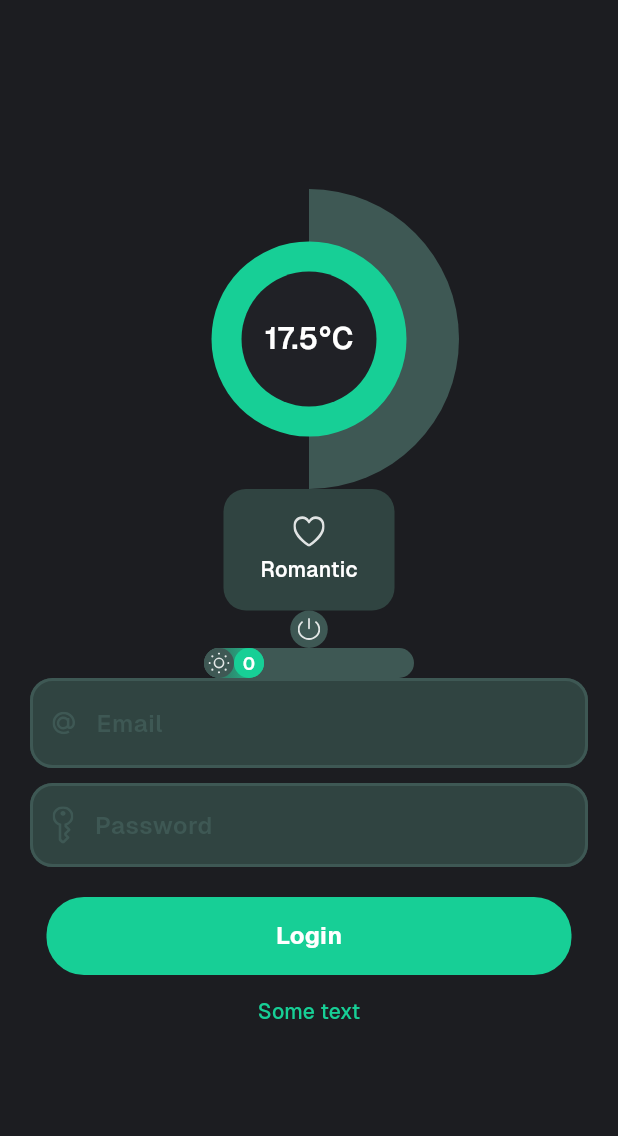
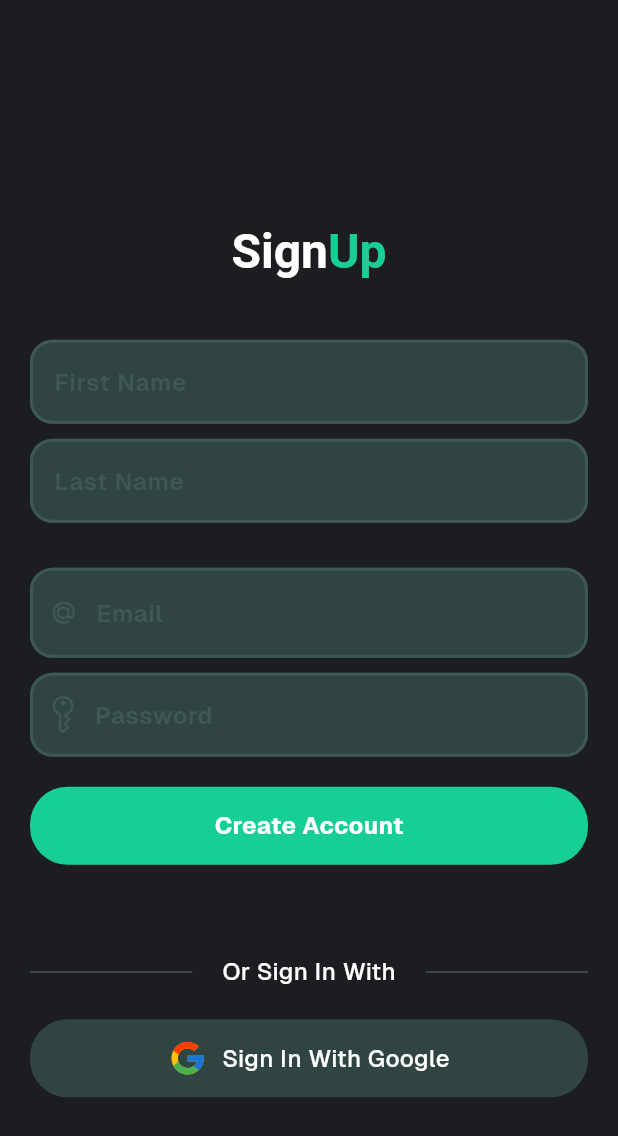
Before and after one commit to palp1ix/Smart-Hotel-App, a Flutter app: the screen it shows after launch, on a phone screen of 412 x 824 dp. Shown: the top 1136 px of the screen. Run offline on Flutter 3.47's test engine with Material 3 defaults, Android fonts, the phone set to English and light mode, and no system bars; our stand-ins replace auto_route, flutter_blue_plus, flutter_svg; statements that could not run were skipped.

```diff
--- a/lib/core/icons/icons.dart
+++ b/lib/core/icons/icons.dart
@@ -1,4 +1,5 @@
 class AppIcons {
   static String key = "assets/icons/key.svg";
   static String atSymbol = "assets/icons/at_symbol.svg";
+  static String google = "assets/icons/google.svg";
 }
--- /dev/null
+++ b/lib/core/widgets/auth_divider.dart
@@ -0,0 +1,21 @@
+import 'package:flutter/material.dart';
+import 'package:smart_hotel_app/core/colors/colors.dart';
+import 'package:smart_hotel_app/core/fonts/fonts.dart';
+
+class AuthDivider extends StatelessWidget {
+  const AuthDivider({super.key});
+
+  @override
+  Widget build(BuildContext context) {
+    return Row(
+      crossAxisAlignment: CrossAxisAlignment.center,
+      children: [
+        Expanded(child: Divider(color: AppColors.onContainer, height: 2)),
+        SizedBox(width: 20),
+        getGeistText('Or Sign In With', weight: 500, size: 16),
+        SizedBox(width: 20),
+        Expanded(child: Divider(color: AppColors.onContainer, height: 2)),
+      ],
+    );
+  }
+}
--- a/lib/core/widgets/hotel_primary_button.dart
+++ b/lib/core/widgets/hotel_primary_button.dart
@@ -8,32 +8,37 @@ class HotelPrimaryButton extends StatelessWidget {
     required this.title,
     this.color,
     this.icon,
+    required this.onPressed,
   });
 
   final String title;
   final Color? color;
   final Widget? icon;
+  final VoidCallback onPressed;
 
   @override
   Widget build(BuildContext context) {
-    return Container(
+    return GestureDetector(
+      onTap: onPressed,
+      child: Container(
         decoration: BoxDecoration(
           color: color ?? AppColors.main,
           borderRadius: BorderRadius.circular(25),
         ),
         height: 52,
         width: double.infinity,
-      margin: EdgeInsets.symmetric(horizontal: 31),
         child: icon != null ? _buildWithIcon() : _buildWithoutIcon(),
+      ),
     );
   }
 
   Widget _buildWithIcon() {
     return Row(
+      mainAxisAlignment: MainAxisAlignment.center,
       children: [
         icon!,
-        SizedBox(width: 5),
-        getGeistText(title, weight: 700, size: 16),
+        SizedBox(width: 10),
+        getGeistText(title, weight: 500, size: 16),
       ],
     );
   }
--- a/lib/core/widgets/hotel_text_button.dart
+++ b/lib/core/widgets/hotel_text_button.dart
@@ -19,10 +19,11 @@ class HotelTextButton extends StatelessWidget {
       onPressed: onPressed,
       style: ButtonStyle(
         foregroundColor: WidgetStatePropertyAll(textColor ?? AppColors.main),
+        overlayColor: WidgetStatePropertyAll(Colors.transparent),
       ),
       child: Text(
         text,
-        style: TextStyle(fontVariations: [FontVariation('wght', 500)]),
+        style: TextStyle(fontVariations: [FontVariation('wght', 600)]),
       ),
     );
   }
--- a/lib/core/widgets/hotel_text_field.dart
+++ b/lib/core/widgets/hotel_text_field.dart
@@ -8,11 +8,13 @@ class HotelTextField extends StatefulWidget {
     required this.controller,
     required this.hintText,
     this.prefixIconPath,
+    this.obscureText = false,
   });
 
   final TextEditingController controller;
   final String hintText;
   final String? prefixIconPath;
+  final bool obscureText;
 
   @override
   State<HotelTextField> createState() => _HotelTextFieldState();
@@ -27,6 +29,7 @@ class _HotelTextFieldState extends State<HotelTextField> {
       constraints: BoxConstraints(maxHeight: 60),
       child: TextField(
         controller: widget.controller,
+        obscureText: widget.obscureText,
         cursorColor: Color(0xFF3E5854),
         cursorWidth: 3,
         style: TextStyle(
--- a/lib/main.dart
+++ b/lib/main.dart
@@ -6,7 +6,7 @@ import 'package:smart_hotel_app/router/router.dart';
 void main() async {
   runApp(const HotelApp());
   final blueManager = BlueManager(
-    deviceName: "Time",
+    deviceName: "ROOM_18",
     serviceUuid: "1807",
     characteristicUuid: "2A11",
   );
--- a/lib/router/router.dart
+++ b/lib/router/router.dart
@@ -4,5 +4,8 @@ import 'package:smart_hotel_app/router/router.gr.dart';
 @AutoRouterConfig()
 class AppRouter extends RootStackRouter {
   @override
-  List<AutoRoute> get routes => [AutoRoute(page: LoginRoute.page, path: '/')];
+  List<AutoRoute> get routes => [
+    AutoRoute(page: RegistrationRoute.page, path: '/'),
+    AutoRoute(page: LoginRoute.page, path: '/login'),
+  ];
 }
--- /dev/null
+++ b/lib/src/presentation/auth/registration_screen.dart
@@ -0,0 +1,109 @@
+import 'package:auto_route/annotations.dart';
+import 'package:flutter/material.dart';
+import 'package:flutter_svg/svg.dart';
+import 'package:smart_hotel_app/core/colors/colors.dart';
+import 'package:smart_hotel_app/core/icons/icons.dart';
+import 'package:smart_hotel_app/core/widgets/auth_divider.dart';
+import 'package:smart_hotel_app/core/widgets/widgets.dart';
+
+@RoutePage()
+class RegistrationScreen extends StatefulWidget {
+  const RegistrationScreen({super.key});
+
+  @override
+  State<RegistrationScreen> createState() => _RegistrationScreenState();
+}
+
+class _RegistrationScreenState extends State<RegistrationScreen> {
+  final _emailController = TextEditingController();
+  final _passwordController = TextEditingController();
+  final _firstNameController = TextEditingController();
+  final _lastNameController = TextEditingController();
+
+  @override
+  Widget build(BuildContext context) {
+    return GestureDetector(
+      onTap: () {
+        FocusScope.of(context).unfocus();
+      },
+      child: Scaffold(
+        appBar: AppBar(
+          backgroundColor: AppColors.background,
+          surfaceTintColor: AppColors.background,
+        ),
+        body: Center(
+          child: SingleChildScrollView(
+            child: Padding(
+              padding: const EdgeInsets.symmetric(horizontal: 20),
+              child: Column(
+                mainAxisAlignment: MainAxisAlignment.center,
+                children: [
+                  RichText(
+                    text: TextSpan(
+                      text: 'Sign',
+                      style: TextStyle(
+                        fontSize: 32,
+                        fontWeight: FontWeight.bold,
+                      ),
+                      children: [
+                        TextSpan(
+                          text: 'Up',
+                          style: TextStyle(
+                            fontWeight: FontWeight.bold,
+                            fontSize: 32,
+                            color: AppColors.main,
+                          ),
+                        ),
+                      ],
+                    ),
+                  ),
+
+                  const SizedBox(height: 40),
+                  HotelTextField(
+                    controller: _firstNameController,
+                    hintText: 'First Name',
+                  ),
+                  const SizedBox(height: 10),
+
+                  HotelTextField(
+                    controller: _lastNameController,
+                    hintText: 'Last Name',
+                  ),
+                  const SizedBox(height: 30),
+
+                  HotelTextField(
+                    controller: _emailController,
+                    hintText: 'Email',
+                    prefixIconPath: AppIcons.atSymbol,
+                  ),
+                  const SizedBox(height: 10),
+                  HotelTextField(
+                    controller: _passwordController,
+                    hintText: 'Password',
+                    prefixIconPath: AppIcons.key,
+                    obscureText: true,
+                  ),
+                  const SizedBox(height: 20),
+                  HotelPrimaryButton(title: 'Create Account', onPressed: () {}),
+                  SizedBox(height: 60),
+                  AuthDivider(),
+                  SizedBox(height: 20),
+                  HotelPrimaryButton(
+                    title: 'Sign In With Google',
+                    onPressed: () {},
+                    icon: SvgPicture.asset(
+                      AppIcons.google,
+                      width: 26,
+                      height: 26,
+                    ),
+                    color: AppColors.container,
+                  ),
+                ],
+              ),
+            ),
+          ),
+        ),
+      ),
+    );
+  }
+}
--- a/lib/src/presentation/login/login_screen.dart
+++ /dev/null
@@ -1,78 +0,0 @@
-import 'package:auto_route/annotations.dart';
-import 'package:flutter/material.dart';
-import 'package:smart_hotel_app/core/colors/colors.dart';
-import 'package:smart_hotel_app/core/icons/icons.dart';
-import 'package:smart_hotel_app/core/widgets/hotel_button_container.dart';
-import 'package:smart_hotel_app/core/widgets/hotel_circle_selector.dart';
-import 'package:smart_hotel_app/core/widgets/hotel_icon_switch.dart';
-import 'package:smart_hotel_app/core/widgets/hotel_primary_button.dart';
-import 'package:smart_hotel_app/core/widgets/hotel_slider.dart';
-import 'package:smart_hotel_app/core/widgets/hotel_text_button.dart';
-import 'package:smart_hotel_app/core/widgets/hotel_text_field.dart';
-
-@RoutePage()
-class LoginScreen extends StatefulWidget {
-  const LoginScreen({super.key});
-
-  @override
-  State<LoginScreen> createState() => _LoginScreenState();
-}
-
-class _LoginScreenState extends State<LoginScreen> {
-  TextEditingController controller = TextEditingController();
-
-  @override
-  Widget build(BuildContext context) {
-    return GestureDetector(
-      onTap: () {
-        FocusScope.of(context).unfocus();
-      },
-      child: Scaffold(
-        body: Center(
-          child: SingleChildScrollView(
-            child: Column(
-              mainAxisAlignment: MainAxisAlignment.center,
-              children: [
-                HotelCircleSelector(),
-                HotelButtonContainer(
-                  width: 114,
-                  height: 81,
-                  iconPath: 'assets/icons/heart.svg',
-                  text: 'Romantic',
-                ),
-                HotelIconSwitch(
-                  onSelect: () {
-                    print('Hui, chlen');
-                  },
-                  onUnSelect: () {},
-                  iconPath: 'assets/icons/power.svg',
-                ),
-                HotelSlider(iconPath: 'assets/icons/sun.svg'),
-                Padding(
-                  padding: const EdgeInsets.symmetric(horizontal: 20),
-                  child: HotelTextField(
-                    controller: controller,
-                    hintText: 'Email',
-                    prefixIconPath: AppIcons.atSymbol,
-                  ),
-                ),
-                SizedBox(height: 10),
-                Padding(
-                  padding: const EdgeInsets.symmetric(horizontal: 20),
-                  child: HotelTextField(
-                    controller: controller,
-                    hintText: 'Password',
-                    prefixIconPath: AppIcons.key,
-                  ),
-                ),
-                SizedBox(height: 20),
-                HotelPrimaryButton(title: 'Login', color: AppColors.main),
-                HotelTextButton(onPressed: () {}, text: 'Some text'),
-              ],
-            ),
-          ),
-        ),
-      ),
-    );
-  }
-}
```
Also changed, not shown: lib/core/widgets/hotel_naviagtion_bar.dart (added, +81 -0 lines), lib/core/widgets/widgets.dart (added, +7 -0 lines), lib/managers/blue_manager.dart (+9 -0 lines), lib/src/presentation/auth/login_screen.dart (added, +102 -0 lines), lib/src/presentation/main/main_screen.dart (added, +24 -0 lines), assets/icons/google.svg (added), lib/router/router.gr.dart. Lines whose indentation alone changed are shown as unchanged.
